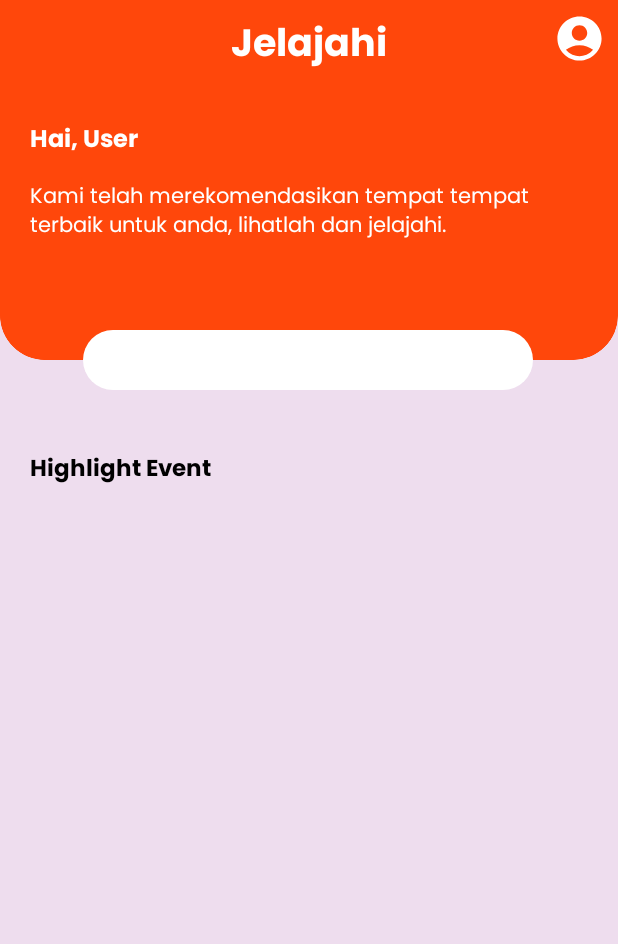
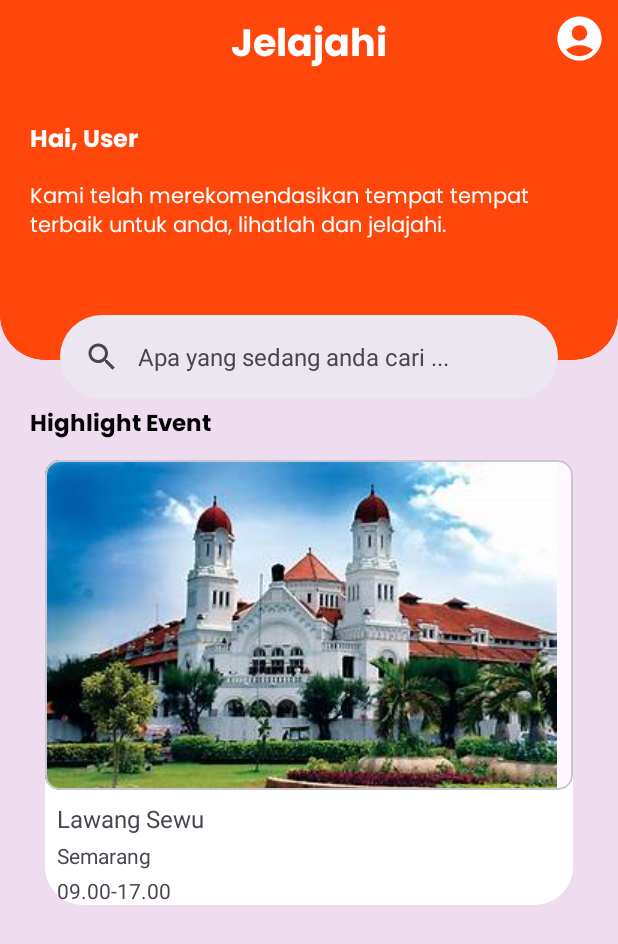
Before and after one commit to Semaroam/Capstone-MD, an Android app: the HomeActivity screen opened directly, with no data from a screen before it, on a phone screen of 412 x 824 dp. Shown: the top 944 px of the screen. Run offline under Robolectric (Android 15) with nearby library versions, the phone set to English and light mode, and no system bars.

Commit message:
update user Logout and Home activity

```diff
--- a/app/src/main/java/com/dicoding/semaroam/data/retrofit/ApiConfig.kt
+++ b/app/src/main/java/com/dicoding/semaroam/data/retrofit/ApiConfig.kt
@@ -1,5 +1,7 @@
 package com.dicoding.semaroam.data.retrofit
 
+import okhttp3.OkHttpClient
+import okhttp3.logging.HttpLoggingInterceptor
 import retrofit2.Retrofit
 import retrofit2.converter.gson.GsonConverterFactory
 
@@ -8,9 +10,17 @@ object ApiConfig {
     private const val BASE_URL = "https://api-semaroam-zzwmfkvm2q-et.a.run.app/"
 
     fun getApiService(): AuthService {
+        val logging = HttpLoggingInterceptor()
+        logging.setLevel(HttpLoggingInterceptor.Level.BODY)
+
+        val client = OkHttpClient.Builder()
+            .addInterceptor(logging)
+            .build()
+
         val retrofit = Retrofit.Builder()
             .baseUrl(BASE_URL)
             .addConverterFactory(GsonConverterFactory.create())
+            .client(client)
             .build()
         return retrofit.create(AuthService::class.java)
     }
--- a/app/src/main/java/com/dicoding/semaroam/view/profile/ProfileActivity.kt
+++ b/app/src/main/java/com/dicoding/semaroam/view/profile/ProfileActivity.kt
@@ -20,12 +20,13 @@ import androidx.viewpager2.widget.ViewPager2
 import com.dicoding.semaroam.R
 import com.dicoding.semaroam.adapter.MyPagerAdapter
 import com.google.android.material.tabs.TabLayout
-
+import com.dicoding.semaroam.view.start.HomeActivity
 
 class ProfileActivity : AppCompatActivity() {
     private lateinit var nameTextView: TextView
     private lateinit var usernameTextView: TextView
     private lateinit var logoutButton: ImageButton
+    private lateinit var backButton: ImageButton
     private lateinit var sharedPreferences: SharedPreferences
     private lateinit var binding: ActivityProfileBinding
     private lateinit var authService: AuthService
@@ -48,10 +49,10 @@ class ProfileActivity : AppCompatActivity() {
             }
         }.attach()
 
-
         nameTextView = binding.textView2
         usernameTextView = binding.textView3
         logoutButton = binding.logoutButton
+        backButton = binding.backButton
         sharedPreferences = getSharedPreferences("user_pref", MODE_PRIVATE)
 
         authService = ApiConfig.getApiService()
@@ -60,6 +61,10 @@ class ProfileActivity : AppCompatActivity() {
 
         logoutButton.setOnClickListener {
             logoutUser()
+        }
+
+        backButton.setOnClickListener {
+            navigateToHome()
         }
     }
 
@@ -78,6 +83,7 @@ class ProfileActivity : AppCompatActivity() {
                 if (response.isSuccessful) {
                     clearUserData()
                     navigateToLogin()
+                    Toast.makeText(this@ProfileActivity, "User was logged out successfully!", Toast.LENGTH_SHORT).show()
                 } else {
                     Toast.makeText(this@ProfileActivity, "Logout failed", Toast.LENGTH_SHORT).show()
                 }
@@ -101,4 +107,10 @@ class ProfileActivity : AppCompatActivity() {
         startActivity(intent)
         finish()
     }
+
+    private fun navigateToHome() {
+        val intent = Intent(this, HomeActivity::class.java)
+        startActivity(intent)
+        finish()
+    }
 }
--- a/app/src/main/res/layout/activity_home.xml
+++ b/app/src/main/res/layout/activity_home.xml
@@ -7,7 +7,6 @@
     android:background="@color/secondary"
     android:id="@+id/main"
     tools:context=".view.start.HomeActivity">
-
 
     <com.google.android.material.card.MaterialCardView
         android:id="@+id/card"
@@ -26,8 +25,6 @@
             android:textColor="@color/white"
             android:fontFamily="@font/poppinsbold">
         </TextView>
-
-
     </com.google.android.material.card.MaterialCardView>
 
     <RelativeLayout
@@ -45,7 +42,6 @@
             android:layout_marginEnd="8dp"
             android:background="@drawable/ic_profile"
             tools:ignore="ContentDescription,RtlHardcoded,SpeakableTextPresentCheck,TouchTargetSizeCheck">
-
         </ImageButton>
 
         <TextView
@@ -59,7 +55,6 @@
             android:layout_marginTop="80dp"
             android:layout_marginStart="20dp"
             android:fontFamily="@font/poppinsbold">
-
         </TextView>
 
         <TextView
@@ -73,21 +68,53 @@
             android:textSize="14sp"
             tools:ignore="TextContrastCheck"
             android:fontFamily="@font/poppinsregular">
+        </TextView>
+        <androidx.coordinatorlayout.widget.CoordinatorLayout
+            android:layout_width="match_parent"
+            android:layout_height="match_parent"
+            android:layout_marginTop="180dp">
 
-        </TextView>
+            <!-- NestedScrollingChild goes here (NestedScrollView, RecyclerView, etc.). -->
+            <androidx.core.widget.NestedScrollView
+                android:layout_width="match_parent"
+                android:layout_height="match_parent"
+                android:contentDescription="@string/searchbar_scrolling_view_behavior"
+                app:layout_behavior="@string/searchbar_scrolling_view_behavior">
+                <!-- Screen content goes here. -->
+            </androidx.core.widget.NestedScrollView>
 
-        <ImageButton
+            <com.google.android.material.search.SearchBar
                 android:id="@+id/search_bar"
-            android:layout_width="300dp"
-            android:layout_height="40dp"
-            android:layout_marginStart="55dp"
-            android:layout_marginTop="220dp"
-            android:layout_marginEnd="56dp"
-            android:background="@drawable/bg_all_rounded"
-            android:queryHint="@string/search_hint"
-            android:textColorHint="@color/primary"/>
+                android:layout_width="match_parent"
+                android:layout_height="wrap_content"
+                android:layout_marginTop="30dp"
+                android:layout_marginStart="40dp"
+                android:layout_marginEnd="40dp"
+                android:hint="@string/search_hint" />
+
+            <com.google.android.material.search.SearchView
+                android:layout_width="match_parent"
+                android:layout_height="match_parent"
+                android:layout_margin="20dp"
+                android:hint="@string/search_hint"
+                app:layout_anchor="@id/search_bar">
+
+                <!-- Search suggestions/results go here (ScrollView, RecyclerView, etc.). -->
+
+            </com.google.android.material.search.SearchView>
+        </androidx.coordinatorlayout.widget.CoordinatorLayout>
 
     </RelativeLayout>
+
+    <androidx.core.widget.NestedScrollView
+        android:layout_width="match_parent"
+        android:layout_height="match_parent"
+        android:layout_below="@+id/card">
+
+        <LinearLayout
+            android:layout_width="match_parent"
+            android:layout_height="wrap_content"
+            android:orientation="vertical">
 
             <TextView
                 android:layout_width="match_parent"
@@ -95,10 +122,68 @@
                 android:text="@string/highlight"
                 android:textStyle="bold"
                 android:textColor="@color/black"
-        android:layout_marginTop="300dp"
+                android:layout_marginTop="30dp"
                 android:layout_marginStart="20dp"
                 android:textSize="15sp"
                 android:fontFamily="@font/poppinsbold">
             </TextView>
 
+            <LinearLayout
+                android:layout_width="match_parent"
+                android:layout_height="wrap_content"
+                android:layout_marginTop="10dp"
+                android:background="@drawable/bg_all_rounded"
+                android:layout_marginLeft="30dp"
+                android:layout_marginRight="30dp"
+                android:orientation="vertical">
+
+                <com.google.android.material.card.MaterialCardView
+                    android:layout_width="match_parent"
+                    android:layout_height="wrap_content"
+                    app:cardCornerRadius="10dp">
+
+                    <ImageView
+                        android:id="@+id/event_image"
+                        android:layout_width="wrap_content"
+                        android:layout_height="wrap_content"
+                        android:src="@drawable/lawangsewu"
+                        android:scaleType="centerCrop" />
+
+                </com.google.android.material.card.MaterialCardView>
+
+
+
+                <TextView
+                    android:id="@+id/event_name"
+                    android:layout_width="wrap_content"
+                    android:layout_height="wrap_content"
+                    android:layout_marginTop="8dp"
+                    android:layout_marginLeft="8dp"
+                    android:text="Lawang Sewu"
+                    android:textSize="16sp" />
+
+                <TextView
+                    android:id="@+id/event_location"
+                    android:layout_width="wrap_content"
+                    android:layout_height="wrap_content"
+                    android:layout_marginTop="4dp"
+                    android:layout_marginLeft="8dp"
+                    android:text="Semarang"
+                    android:textSize="14sp" />
+
+                <TextView
+                    android:id="@+id/event_time"
+                    android:layout_width="wrap_content"
+                    android:layout_height="wrap_content"
+                    android:layout_marginTop="4dp"
+                    android:layout_marginLeft="8dp"
+                    android:text="09.00-17.00"
+                    android:textSize="14sp" />
+
+            </LinearLayout>
+
+        </LinearLayout>
+
+    </androidx.core.widget.NestedScrollView>
+
 </RelativeLayout>
```
Also changed, not shown: app/src/main/res/drawable/lawangsewu.jpg (added). Lines whose indentation alone changed are shown as unchanged.
